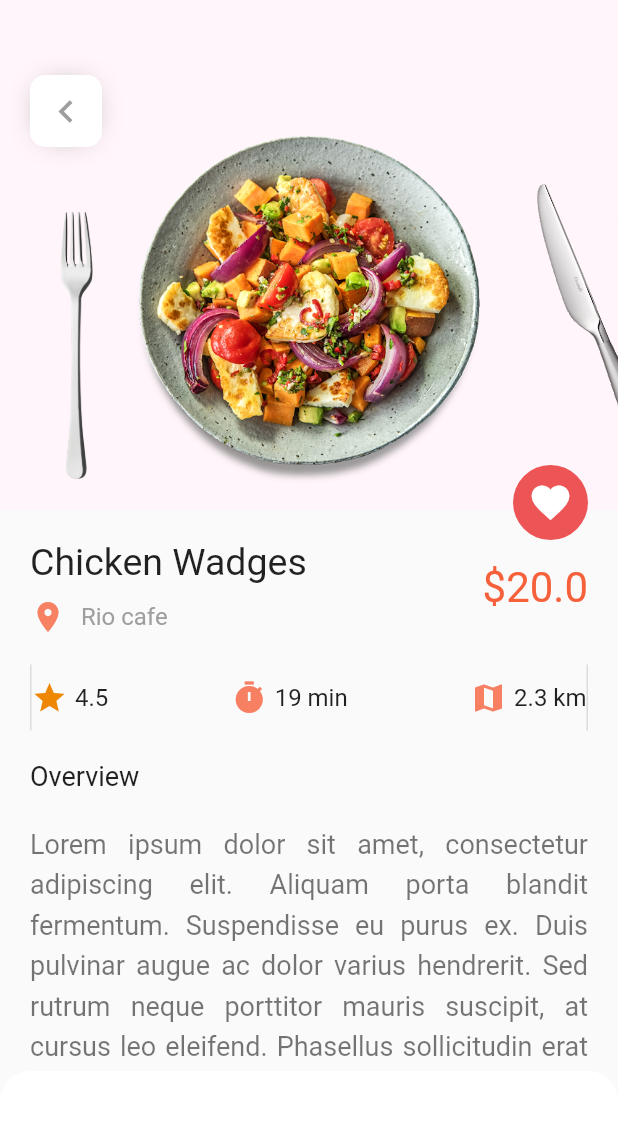
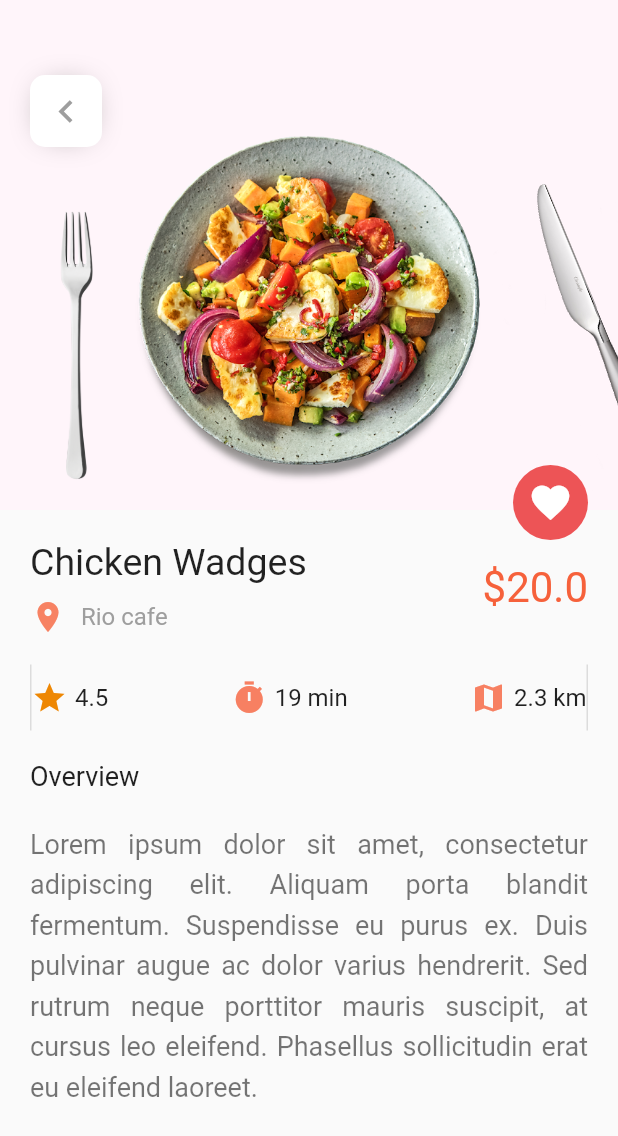
Before and after one commit to elianortega/ui-design-challenge, a Flutter app: the HomeScreen screen opened by its route, after a tap on "Chicken Wadges", on a phone screen of 412 x 824 dp. Shown: the top 1136 px of the screen. Run offline on Flutter 3.47's test engine with Material 2 defaults, Android fonts, the light colour scheme and no system bars; our stand-ins replace auto_route, carousel_slider, date_picker_timeline, flutter_svg, font_awesome_flutter, get_it and 5 more; missing offline and left inert: animated_widgets, card_selector; network calls fail.

Commit message:
Week1 - Update for CodePen

```diff
--- /dev/null
+++ b/Week1_UI_FoodDelivery/lib/model/food.dart
@@ -0,0 +1,6 @@
+class Food {
+  final String name;
+  final String imagePath;
+
+  const Food({this.name, this.imagePath});
+}
--- a/Week1_UI_FoodDelivery/lib/screens/detail_screen.dart
+++ b/Week1_UI_FoodDelivery/lib/screens/detail_screen.dart
@@ -66,13 +66,13 @@ class DetailScreen extends StatelessWidget {
           ],
         ),
       ),
-      bottomNavigationBar: Container(
-        decoration: BoxDecoration(
-          color: Colors.white,
-          borderRadius: BorderRadius.circular(20.0),
-        ),
-        child: MySlideButton(),
-      ),
+      // bottomNavigationBar: Container(
+      //   decoration: BoxDecoration(
+      //     color: Colors.white,
+      //     borderRadius: BorderRadius.circular(20.0),
+      //   ),
+      //   child: MySlideButton(),
+      // ),
     );
   }
 }
--- a/Week1_UI_FoodDelivery/lib/screens/home_screen.dart
+++ b/Week1_UI_FoodDelivery/lib/screens/home_screen.dart
@@ -72,8 +72,7 @@ class HomeScreen extends StatelessWidget {
                     ),
                     Text(
                       'View All',
-                      style:
-                          TextStyle(fontSize: 22.0, color: Color(0xFF7FB6B3)),
+                      style: TextStyle(fontSize: 22.0, color: Color(0xFF7FB6B3)),
                     ),
                   ],
                 ),
--- a/Week1_UI_FoodDelivery/lib/widgets/food_options_list_view.dart
+++ b/Week1_UI_FoodDelivery/lib/widgets/food_options_list_view.dart
@@ -1,4 +1,6 @@
 import 'package:flutter/material.dart';
+
+import '../dummy_data.dart';
 
 class FoodOptionsListView extends StatelessWidget {
   @override
@@ -10,20 +12,14 @@ class FoodOptionsListView extends StatelessWidget {
       // color: Colors.red,
       child: ListView(
         scrollDirection: Axis.horizontal,
-        children: [
-          FoodOptionCard(
-            title: 'Pizzas',
-            imagePath: 'assets/images/pizza.png',
-          ),
-          FoodOptionCard(
-            title: 'Salad',
-            imagePath: 'assets/images/salad.png',
-          ),
-          FoodOptionCard(
-            title: 'Shake',
-            imagePath: 'assets/images/shake.png',
-          ),
-        ],
+        children: DummyData.foodOptions
+            .map(
+              (foodItem) => FoodOptionCard(
+                title: foodItem.name,
+                imagePath: foodItem.imagePath,
+              ),
+            )
+            .toList(),
       ),
     );
   }
@@ -58,7 +54,7 @@ class FoodOptionCard extends StatelessWidget {
           child: Column(
             mainAxisSize: MainAxisSize.min,
             children: [
-              Image.asset(
+              Image.network(
                 imagePath,
                 width: 60,
               ),
--- a/Week1_UI_FoodDelivery/lib/widgets/meal_options_list_view.dart
+++ b/Week1_UI_FoodDelivery/lib/widgets/meal_options_list_view.dart
@@ -1,5 +1,5 @@
+import 'package:UI_FoodDelivery/dummy_data.dart';
 import 'package:flutter/material.dart';
-import 'package:flutter_rating_bar/flutter_rating_bar.dart';
 import '../screens/detail_screen.dart';
 
 class MealOptionsListView extends StatelessWidget {
@@ -7,37 +7,29 @@ class MealOptionsListView extends StatelessWidget {
   Widget build(BuildContext context) {
     return Container(
       height: 350,
-      // color: Colors.red,
       width: double.infinity,
-      // color: Colors.red,
       child: ListView(
         scrollDirection: Axis.horizontal,
-        children: [
-          MealInfoCard(
-            name: 'Sea Platter',
-            location: 'Maratine Star Restaurant',
-            price: 20.0,
-            imagePath: 'assets/images/meal1.png',
-            onPressed: () {
-              Navigator.pushNamed(context, DetailScreen.id);
-            },
-          ),
-          MealInfoCard(
-            name: 'Chicken Wadges',
-            location: 'Rio Cafe',
-            price: 25.0,
-            imagePath: 'assets/images/meal2.png',
-            onPressed: () {
-              Navigator.pushNamed(context, DetailScreen.id);
-            },
-          )
-        ],
+        children: DummyData.mealOptions
+            .map(
+              (mealItem) => MealInfoCard(
+                name: mealItem.name,
+                location: mealItem.location,
+                price: mealItem.price,
+                imagePath: mealItem.imagePath,
+                onPressed: () {
+                  Navigator.pushNamed(context, DetailScreen.id);
+                },
+              ),
+            )
+            .toList(),
       ),
     );
   }
 }
 
 class MealInfoCard extends StatelessWidget {
+  final int index;
   final String name;
   final String location;
   final double price;
@@ -50,6 +42,7 @@ class MealInfoCard extends StatelessWidget {
     this.price,
     this.imagePath,
     this.onPressed,
+    this.index,
   }) : super(key: key);
 
   @override
@@ -91,7 +84,6 @@ class MealInfoCard extends StatelessWidget {
                     name,
                     style: TextStyle(
                       fontSize: 25.0,
-                      // fontWeight: FontWeight.bold,
                     ),
                   ),
                   Row(
@@ -110,22 +102,6 @@ class MealInfoCard extends StatelessWidget {
                     ],
                   ),
                   _RaitingBar(),
-                  // RatingBar(
-                  //   glow: false,
-                  //   itemSize: 25.0,
-                  //   initialRating: 3,
-                  //   minRating: 1,
-                  //   direction: Axis.horizontal,
-                  //   allowHalfRating: true,
-                  //   itemCount: 5,
-                  //   itemBuilder: (context, _) => Icon(
-                  //     Icons.star,
-                  //     color: Color(0xFFEE8703),
-                  //   ),
-                  //   onRatingUpdate: (rating) {
-                  //     print(rating);
-                  //   },
-                  // ),
                   Text(
                     '\$${price.toString()}',
                     style: TextStyle(
@@ -138,8 +114,8 @@ class MealInfoCard extends StatelessWidget {
             ),
           ),
           Hero(
-            tag: 'hero${imagePath}',
-            child: Image.asset(
+            tag: '${DateTime.now()} hero$imagePath',
+            child: Image.network(
               imagePath,
               width: 150.0,
             ),
--- a/Week1_UI_FoodDelivery/lib/widgets/my_slide_button.dart
+++ b/Week1_UI_FoodDelivery/lib/widgets/my_slide_button.dart
@@ -13,58 +13,13 @@ class _MySlideButtonState extends State<MySlideButton> {
     return ClipRRect(
       borderRadius: BorderRadius.circular(25.0),
       child: Container(
-        height: 100,
+        height: 70,
         padding: EdgeInsets.symmetric(horizontal: 20.0),
         margin: EdgeInsets.only(bottom: 10.0),
-        decoration: BoxDecoration(borderRadius: BorderRadius.circular(20.0)),
-        // child: SlideButton(
-        //   slidingChild: Row(
-        //     mainAxisAlignment: MainAxisAlignment.center,
-        //     children: [
-        //       if (addToCart)
-        //         Text(
-        //           'Order Added To Cart',
-        //           style: TextStyle(color: Colors.white, fontSize: 16),
-        //         ),
-        //       SizedBox(width: 10.0),
-        //       Icon(
-        //         addToCart ? Icons.check : Icons.shopping_basket,
-        //         color: Colors.white,
-        //       ),
-        //     ],
-        //   ),
-        //   borderRadius: 20.0,
-        //   height: 64,
-        //   backgroundChild: Center(
-        //     child: Text(
-        //       "Swipe to add to Cart",
-        //       style: TextStyle(
-        //         color: Colors.black54,
-        //         fontSize: 16.0,
-        //       ),
-        //     ),
-        //   ),
-        //   backgroundColor: Colors.grey[300],
-        //   slidingBarColor: addToCart ? Colors.green : Color(0xFFF78062),
-        //   slideDirection: SlideDirection.RIGHT,
-        //   onButtonOpened: () {
-        //     setState(() {
-        //       addToCart = true;
-        //     });
-        //   },
-        //   onButtonClosed: () {
-        //     // setState(() {
-        //     //   addToCart = false;
-        //     // });
-        //   },
-        //   onButtonSlide: (value) {
-        //     // setState(
-        //     //   () {
-        //     //     addToCart = false;
-        //     //   },
-        //     // );
-        //   },
-        // ),
+        decoration: BoxDecoration(
+          borderRadius: BorderRadius.circular(20.0),
+          color: Colors.green,
+        ),
       ),
     );
   }
--- a/Week1_UI_FoodDelivery/lib/widgets/search_bar.dart
+++ b/Week1_UI_FoodDelivery/lib/widgets/search_bar.dart
@@ -9,10 +9,10 @@ class SearchBar extends StatelessWidget {
       child: Row(
         mainAxisAlignment: MainAxisAlignment.spaceBetween,
         children: [
-          Container(
+          Expanded(
+            child: Container(
               height: 50.0,
               padding: EdgeInsets.symmetric(horizontal: 20.0),
-            width: MediaQuery.of(context).size.width * .7,
               decoration: BoxDecoration(
                 color: Colors.white,
                 borderRadius: BorderRadius.circular(10.0),
@@ -27,7 +27,8 @@ class SearchBar extends StatelessWidget {
                     labelText: 'Search Foods items'),
               ),
             ),
-          // Spacer(),
+          ),
+          SizedBox(width: 20.0),
           Container(
             decoration: BoxDecoration(
               color: Colors.white,
```
Also changed, not shown: Week1_UI_FoodDelivery/lib/dummy_data.dart (added, +97 -0 lines), Week1_UI_FoodDelivery/lib/model/meal.dart (added, +8 -0 lines), Week1_UI_FoodDelivery/lib/screens/get_started_screen.dart (+16 -41 lines), Week1_UI_FoodDelivery/pubspec.lock, 2 other files. Lines whose indentation alone changed are shown as unchanged.
